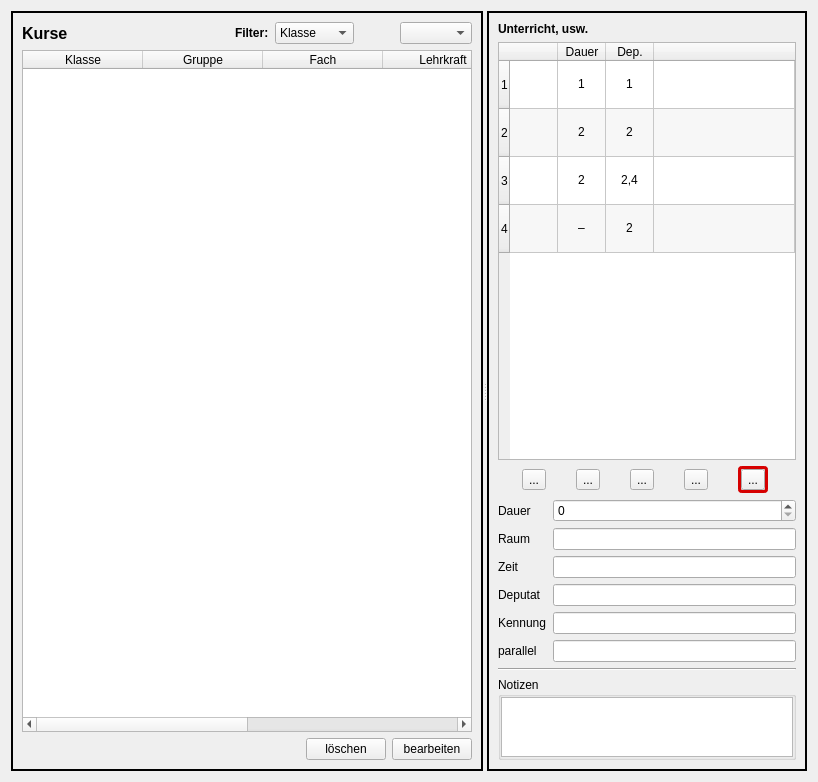
gradgrind/WZ, file wz-data/ui/course_editor.ui: the form before one commit.
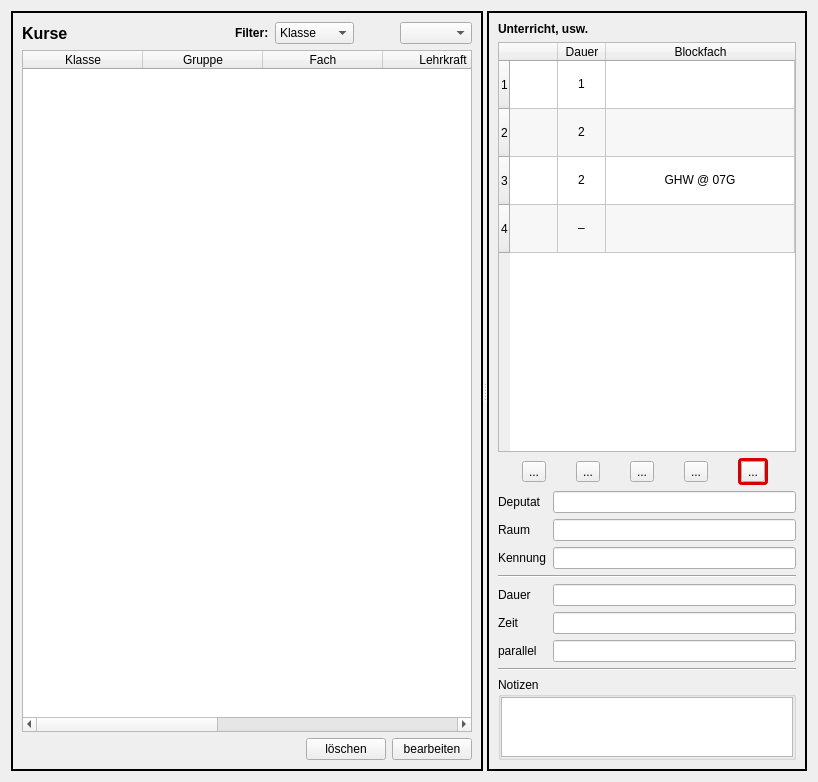
The form after the commit. Icons and pictures are not drawn.

Commit message: last update to new course_editor. Now move to WZ3.

Patch:
```diff
--- a/wz-data/ui/course_editor.ui
+++ b/wz-data/ui/course_editor.ui
@@ -142,6 +142,9 @@
          <property name="editTriggers">
           <set>QAbstractItemView::NoEditTriggers</set>
          </property>
+         <property name="alternatingRowColors">
+          <bool>true</bool>
+         </property>
          <property name="selectionMode">
           <enum>QAbstractItemView::SingleSelection</enum>
          </property>
@@ -151,6 +154,9 @@
          <attribute name="horizontalHeaderDefaultSectionSize">
           <number>120</number>
          </attribute>
+         <attribute name="horizontalHeaderStretchLastSection">
+          <bool>true</bool>
+         </attribute>
          <column>
           <property name="text">
            <string>Klasse</string>
@@ -181,6 +187,11 @@
            <string>Noten</string>
           </property>
          </column>
+         <column>
+          <property name="text">
+           <string>Anmerkung</string>
+          </property>
+         </column>
         </widget>
        </item>
        <item>
@@ -217,6 +228,9 @@
       </layout>
      </widget>
      <widget class="QFrame" name="frame_r">
+      <property name="enabled">
+       <bool>true</bool>
+      </property>
       <property name="maximumSize">
        <size>
         <width>320</width>
@@ -336,12 +350,7 @@
          </column>
          <column>
           <property name="text">
-           <string>Dep.</string>
-          </property>
-         </column>
-         <column>
-          <property name="text">
-           <string/>
+           <string>Blockfach</string>
           </property>
          </column>
          <item row="0" column="0">
@@ -363,7 +372,7 @@
          </item>
          <item row="0" column="2">
           <property name="text">
-           <string>1</string>
+           <string/>
           </property>
           <property name="textAlignment">
            <set>AlignCenter</set>
@@ -388,7 +397,7 @@
          </item>
          <item row="1" column="2">
           <property name="text">
-           <string>2</string>
+           <string/>
           </property>
           <property name="textAlignment">
            <set>AlignCenter</set>
@@ -413,7 +422,7 @@
          </item>
          <item row="2" column="2">
           <property name="text">
-           <string>2,4</string>
+           <string>GHW @ 07G</string>
           </property>
           <property name="textAlignment">
            <set>AlignCenter</set>
@@ -438,7 +447,7 @@
          </item>
          <item row="3" column="2">
           <property name="text">
-           <string>2</string>
+           <string/>
           </property>
           <property name="textAlignment">
            <set>AlignCenter</set>
@@ -449,7 +458,7 @@
        <item>
         <layout class="QHBoxLayout" name="horizontalLayout_5">
          <item>
-          <widget class="QToolButton" name="lesson_block">
+          <widget class="QToolButton" name="lesson_new">
            <property name="toolTip">
             <string>normale Unterrichtsstunde hinzufügen</string>
            </property>
@@ -469,7 +478,7 @@
           </widget>
          </item>
          <item>
-          <widget class="QToolButton" name="lesson_pay">
+          <widget class="QToolButton" name="lesson_block">
            <property name="toolTip">
             <string>Blockunterricht bzw. Epoche hinzufügen</string>
            </property>
@@ -489,7 +498,7 @@
           </widget>
          </item>
          <item>
-          <widget class="QToolButton" name="lesson_delete">
+          <widget class="QToolButton" name="lesson_pay">
            <property name="toolTip">
             <string>Deputatseintrag ohne Unterrichtsstunden hinzufügen</string>
            </property>
@@ -509,7 +518,7 @@
           </widget>
          </item>
          <item>
-          <widget class="QToolButton" name="copyLesson">
+          <widget class="QToolButton" name="lesson_copy">
            <property name="toolTip">
             <string notr="true">aktuelles Element kopieren</string>
            </property>
@@ -568,7 +577,7 @@
              <number>0</number>
             </property>
             <item>
-             <widget class="QToolButton" name="lesson_add">
+             <widget class="QToolButton" name="lesson_delete">
               <property name="toolTip">
                <string notr="true">aktuelles Element löschen</string>
               </property>
@@ -595,71 +604,104 @@
        <item>
         <layout class="QFormLayout" name="formLayout">
          <item row="0" column="0">
-          <widget class="QLabel" name="label_6">
-           <property name="text">
-            <string>Dauer</string>
-           </property>
-          </widget>
-         </item>
-         <item row="0" column="1">
-          <widget class="QSpinBox" name="spinBox">
-           <property name="maximum">
-            <number>9</number>
-           </property>
-          </widget>
-         </item>
-         <item row="1" column="0">
           <widget class="QLabel" name="label_7">
            <property name="text">
-            <string>Raum</string>
+            <string>Deputat</string>
            </property>
           </widget>
          </item>
-         <item row="1" column="1">
-          <widget class="QLineEdit" name="lineEdit_2"/>
+         <item row="0" column="1">
+          <widget class="QLineEdit" name="payment">
+           <property name="readOnly">
+            <bool>true</bool>
+           </property>
+          </widget>
          </item>
-         <item row="2" column="0">
+         <item row="1" column="0">
           <widget class="QLabel" name="label_8">
            <property name="text">
-            <string>Zeit</string>
+            <string>Raum</string>
            </property>
           </widget>
          </item>
-         <item row="2" column="1">
-          <widget class="QLineEdit" name="lineEdit_3"/>
+         <item row="1" column="1">
+          <widget class="QLineEdit" name="wish_room">
+           <property name="readOnly">
+            <bool>true</bool>
+           </property>
+          </widget>
          </item>
-         <item row="3" column="0">
+         <item row="2" column="0">
           <widget class="QLabel" name="label_9">
            <property name="text">
-            <string>Deputat</string>
-           </property>
-          </widget>
-         </item>
-         <item row="3" column="1">
-          <widget class="QLineEdit" name="lineEdit"/>
-         </item>
-         <item row="4" column="0">
-          <widget class="QLabel" name="label_11">
-           <property name="toolTip">
-            <string notr="true">&lt;html&gt;&lt;head/&gt;&lt;body&gt;&lt;p&gt;Insbesondere für Epochenunterricht geeignet.&lt;/p&gt;&lt;p&gt;Jeder Block hat einen eigenen Kennzeichen.&lt;/p&gt;&lt;p&gt;Die Unterrichtsstunden können von mehreren Lehrern – parallel oder über das Jahr verteilt – gegeben.&lt;/p&gt;&lt;p&gt;Auch verschiedene Schülergruppen können betroffen sein.&lt;/p&gt;&lt;p&gt;&lt;br/&gt;&lt;/p&gt;&lt;/body&gt;&lt;/html&gt;</string>
-           </property>
-           <property name="text">
             <string>Kennung</string>
            </property>
           </widget>
          </item>
+         <item row="2" column="1">
+          <widget class="QLineEdit" name="block_name">
+           <property name="text">
+            <string/>
+           </property>
+           <property name="readOnly">
+            <bool>true</bool>
+           </property>
+          </widget>
+         </item>
+         <item row="3" column="0" colspan="2">
+          <widget class="Line" name="line">
+           <property name="orientation">
+            <enum>Qt::Horizontal</enum>
+           </property>
+          </widget>
+         </item>
+         <item row="4" column="0">
+          <widget class="QLabel" name="label_4">
+           <property name="text">
+            <string>Dauer</string>
+           </property>
+          </widget>
+         </item>
          <item row="4" column="1">
-          <widget class="QLineEdit" name="lineEdit_6"/>
+          <widget class="QLineEdit" name="lesson_length">
+           <property name="readOnly">
+            <bool>true</bool>
+           </property>
+          </widget>
          </item>
          <item row="5" column="0">
+          <widget class="QLabel" name="label_11">
+           <property name="toolTip">
+            <string notr="true">&lt;html&gt;&lt;head/&gt;&lt;body&gt;&lt;p&gt;Insbesondere für Epochenunterricht geeignet.&lt;/p&gt;&lt;p&gt;Jeder Block hat einen eigenen Kennzeichen.&lt;/p&gt;&lt;p&gt;Die Unterrichtsstunden können von mehreren Lehrern – parallel oder über das Jahr verteilt – gegeben.&lt;/p&gt;&lt;p&gt;Auch verschiedene Schülergruppen können betroffen sein.&lt;/p&gt;&lt;p&gt;&lt;br/&gt;&lt;/p&gt;&lt;/body&gt;&lt;/html&gt;</string>
+           </property>
+           <property name="text">
+            <string>Zeit</string>
+           </property>
+          </widget>
+         </item>
+         <item row="5" column="1">
+          <widget class="QLineEdit" name="wish_time">
+           <property name="text">
+            <string/>
+           </property>
+           <property name="readOnly">
+            <bool>true</bool>
+           </property>
+          </widget>
+         </item>
+         <item row="6" column="0">
           <widget class="QLabel" name="label_10">
            <property name="text">
             <string>parallel</string>
            </property>
           </widget>
          </item>
-         <item row="5" column="1">
-          <widget class="QLineEdit" name="lineEdit_4"/>
+         <item row="6" column="1">
+          <widget class="QLineEdit" name="parallel">
+           <property name="readOnly">
+            <bool>true</bool>
+           </property>
+          </widget>
          </item>
         </layout>
        </item>
@@ -695,7 +737,7 @@
            <number>0</number>
           </property>
           <item>
-           <widget class="QTextEdit" name="textEdit">
+           <widget class="QTextEdit" name="notes">
             <property name="sizePolicy">
              <sizepolicy hsizetype="Expanding" vsizetype="Expanding">
               <horstretch>0</horstretch>
@@ -708,6 +750,9 @@
               <height>60</height>
              </size>
             </property>
+            <property name="readOnly">
+             <bool>true</bool>
+            </property>
             <property name="acceptRichText">
              <bool>false</bool>
             </property>
```
The commit also changes 1 other file.
